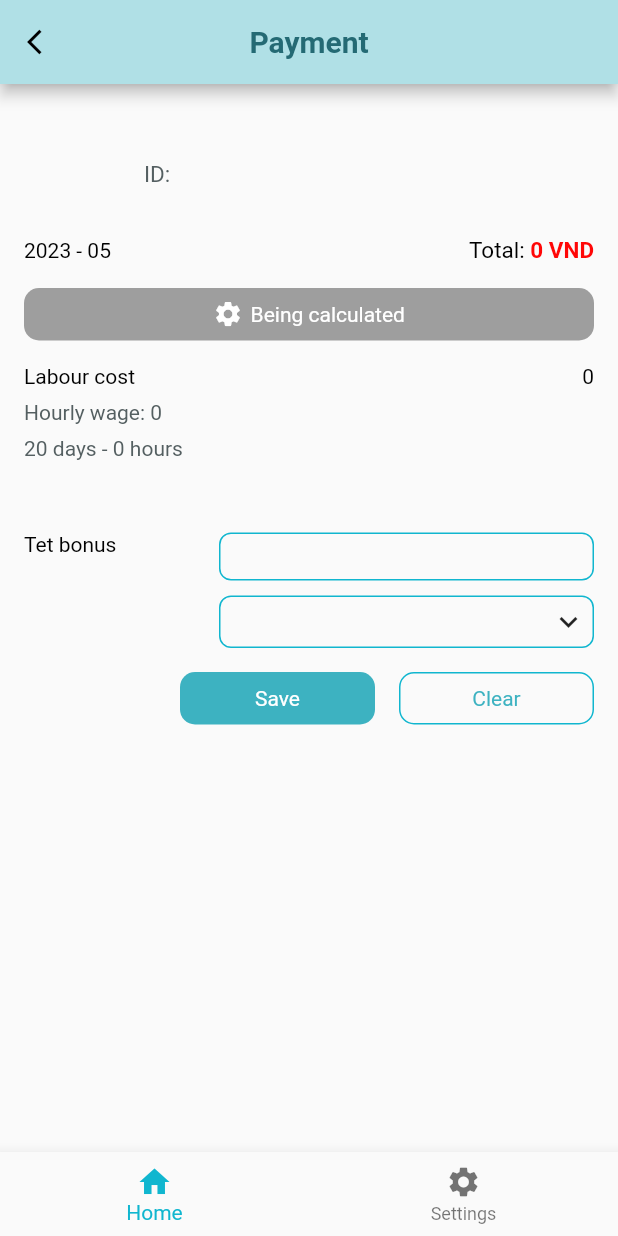
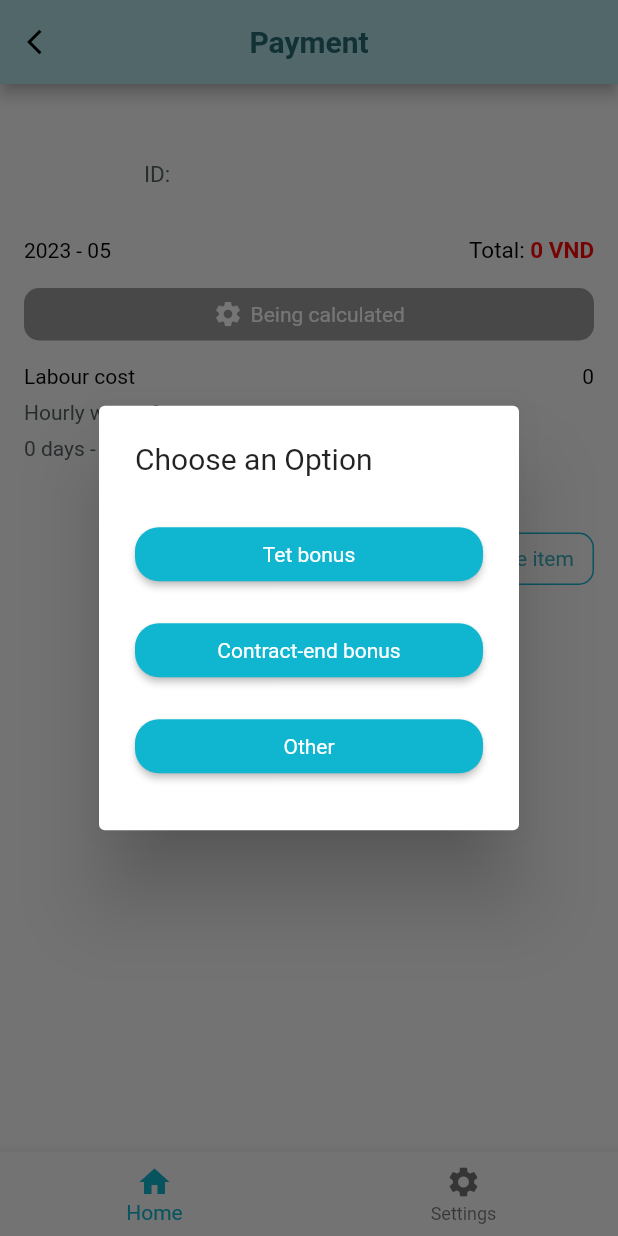
Before and after one commit to nhtrung2k2/flutter-wavy, a Flutter app: the Payment screen opened by its route, after a tap on "+ Add more item", on a phone screen of 412 x 824 dp. Run offline on Flutter 3.47's test engine with Material 2 defaults, Android fonts, the light colour scheme and no system bars; our stand-ins replace bloc, dio, equatable, flutter_bloc, flutter_slidable, flutter_svg and 6 more; accounts and stored records are empty; network calls fail; key blocks and very long unbroken strings in the code were emptied for the run.

Commit message:
fix add more item + cancel contract

```diff
--- a/lib/bloc/cost_list_bloc.dart
+++ b/lib/bloc/cost_list_bloc.dart
@@ -21,7 +21,8 @@ class CostListBloc extends Bloc<CostListEvent, CostListState> {
     on<UploadImagesEvent>(_onUploadImages);
     on<RemoveImageEvent>(_onRemoveImage);
     on<UpdateCostListEvent>(_onUpdateCostList);
-    on<AddItemEvent>(_onAddNewItem);
+    on<AddNewItemEvent>(_onAddNewItem);
+    on<ChangePriceItemEvent>(_onChangePrice);
     on<RemoveItemEvent>(_onRemoveItem);
   }
 
@@ -150,18 +151,44 @@ class CostListBloc extends Bloc<CostListEvent, CostListState> {
   }
 
   Future<void> _onAddNewItem(
-      AddItemEvent event,
+      AddNewItemEvent event,
       Emitter<CostListState> emit,
       ) async {
 
     List<Item> items = [];
     items.addAll(state.cost?.items ?? []);
-    items.add(Item(itemId: event.itemId, itemName: itemCost.singleWhere((element) => element['id']==event.itemId)['name'], itemAmount: event.price, option: event.optionId));
+    items.add(Item(itemId: event.itemId, itemName: itemCost.singleWhere((element) => element['id']==event.itemId)['name'], itemAmount: 0));
 
     emit(state.copyWith(
       cost: state.cost!.copyWith(
         items: items
-      )
+      ),
+      costListStatus: CostListStatus.updatedItem
+    ));
+
+  }
+
+  Future<void> _onChangePrice(
+      ChangePriceItemEvent event,
+      Emitter<CostListState> emit,
+      ) async {
+
+    List<Item> items = [];
+    List<Item> oldItems = state.cost?.items ?? [];
+    for(int i = 0; i < oldItems.length; i++){
+      if(event.index == i){
+        items.add(oldItems[i].copyWith(itemAmount: event.price));
+      }
+      else {
+        items.add(oldItems[i]);
+      }
+    }
+
+    emit(state.copyWith(
+        cost: state.cost!.copyWith(
+            items: items
+        ),
+        costListStatus: CostListStatus.priceChanging
     ));
 
   }
@@ -178,7 +205,8 @@ class CostListBloc extends Bloc<CostListEvent, CostListState> {
     emit(state.copyWith(
         cost: state.cost!.copyWith(
             items: items
-        )
+        ),
+        costListStatus: CostListStatus.updatedItem
     ));
 
   }
--- a/lib/bloc/payment_bloc.dart
+++ b/lib/bloc/payment_bloc.dart
@@ -19,7 +19,8 @@ class PaymentBloc extends Bloc<PaymentEvent, PaymentState> {
     on<LoadPaymentDataEvent>(_onLoadData);
     on<ChangeMonthEvent>(_onChangeMonth);
     on<IncludeInPaymentEvent>(_onIncludeItemInPayment);
-    on<AddItemEvent>(_onAddNewItem);
+    on<AddNewItemEvent>(_onAddNewItem);
+    on<ChangePriceEvent>(_onChangePrice);
     on<RemoveItemEvent>(_onRemoveItem);
     on<PayEvent>(_onPay);
   }
@@ -137,18 +138,44 @@ class PaymentBloc extends Bloc<PaymentEvent, PaymentState> {
   }
 
   Future<void> _onAddNewItem(
-      AddItemEvent event,
+      AddNewItemEvent event,
       Emitter<PaymentState> emit,
       ) async {
 
     List<Item> items = [];
     items.addAll(state.payment?.items ?? []);
-    items.add(Item(itemId: event.itemId, itemName: itemCost.singleWhere((element) => element['id']==event.itemId)['name'], itemAmount: event.price, option: event.optionId));
+    items.add(Item(itemId: event.itemId, itemName: itemCost.singleWhere((element) => element['id']==event.itemId)['name'], itemAmount: 0));
 
     emit(state.copyWith(
         payment: state.payment!.copyWith(
             items: items
-        )
+        ),
+        paymentStateStatus: PaymentStateStatus.updatedItem
+    ));
+
+  }
+
+  Future<void> _onChangePrice(
+      ChangePriceEvent event,
+      Emitter<PaymentState> emit,
+      ) async {
+
+    List<Item> items = [];
+    List<Item> oldItems = state.payment?.items ?? [];
+    for(int i = 0; i < oldItems.length; i++){
+      if(event.index == i){
+        items.add(oldItems[i].copyWith(itemAmount: event.price));
+      }
+      else {
+        items.add(oldItems[i]);
+      }
+    }
+
+    emit(state.copyWith(
+        payment: state.payment!.copyWith(
+            items: items
+        ),
+        paymentStateStatus: PaymentStateStatus.priceChanging
     ));
 
   }
@@ -165,7 +192,8 @@ class PaymentBloc extends Bloc<PaymentEvent, PaymentState> {
     emit(state.copyWith(
         payment: state.payment!.copyWith(
             items: items
-        )
+        ),
+        paymentStateStatus: PaymentStateStatus.updatedItem
     ));
 
   }
--- a/lib/event/cost_list_event.dart
+++ b/lib/event/cost_list_event.dart
@@ -22,11 +22,15 @@ class UpdateCostListEvent extends CostListEvent {
   UpdateCostListEvent({required this.amountId});
 }
 
-class AddItemEvent extends CostListEvent {
+class AddNewItemEvent extends CostListEvent {
   final int itemId;
+  AddNewItemEvent({required this.itemId});
+}
+
+class ChangePriceItemEvent extends CostListEvent {
   final int price;
-  final int optionId;
-  AddItemEvent({required this.itemId, required this.price, required this.optionId});
+  final int index;
+  ChangePriceItemEvent({required this.index, required this.price});
 }
 
 class RemoveItemEvent extends CostListEvent {
--- a/lib/event/payment_event.dart
+++ b/lib/event/payment_event.dart
@@ -18,11 +18,15 @@ class IncludeInPaymentEvent extends PaymentEvent {
   IncludeInPaymentEvent({required this.index, required this.value});
 }
 
-class AddItemEvent extends PaymentEvent {
+class AddNewItemEvent extends PaymentEvent {
   final int itemId;
+  AddNewItemEvent({required this.itemId});
+}
+
+class ChangePriceEvent extends PaymentEvent {
+  final int index;
   final int price;
-  final int optionId;
-  AddItemEvent({required this.itemId, required this.price, required this.optionId});
+  ChangePriceEvent({required this.index, required this.price});
 }
 
 class RemoveItemEvent extends PaymentEvent {
--- a/lib/model/payment.dart
+++ b/lib/model/payment.dart
@@ -12,6 +12,8 @@ abstract class Payment with _$Payment {
       required int paymentId,
       @JsonKey(name: 'payment_month')
       required String paymentMonth,
+      @JsonKey(name: 'total_days')
+      required int totalDays,
       @JsonKey(name: 'labour_cost')
       required int labourCost,
       @JsonKey(name: 'hour_working')
--- a/lib/state/cost_list_state.dart
+++ b/lib/state/cost_list_state.dart
@@ -14,7 +14,9 @@ enum CostListStatus {
   failedUpdated,
   uploadedImage,
   failedUploadImageMore3,
-  removedImage
+  removedImage,
+  updatedItem,
+  priceChanging
 }
 
 class CostListState {
--- a/lib/state/payment_state.dart
+++ b/lib/state/payment_state.dart
@@ -10,7 +10,9 @@ enum PaymentStateStatus {
   emptyPayment,
   paying,
   paid,
-  payFailed
+  payFailed,
+  priceChanging,
+  updatedItem
 }
 
 enum CanPayStatus{
--- a/lib/view/components/add_more_items_components/add_more_items_component.dart
+++ b/lib/view/components/add_more_items_components/add_more_items_component.dart
@@ -1,21 +1,20 @@
 import 'package:flutter/material.dart';
-import 'package:flutter/widgets.dart';
-import 'package:wavy/model/item.dart';
+import 'package:go_router/go_router.dart';
 import 'package:wavy/utils/colors/custom_colors.dart';
+import 'package:wavy/view/components/custom_elevated_button.dart';
 import 'package:wavy/view/components/custom_ouline_button.dart';
-import 'package:wavy/view/components/custom_input_field.dart';
 
 class AddMoreItemsComponents extends StatefulWidget{
 
   final bool isFilledColor;
-  final Function(int, int, int) onAddedNewItem;
   final List itemList;
   final bool enable;
+  final Function(dynamic) onPicked;
 
   const AddMoreItemsComponents({
     this.isFilledColor = false,
-    required this.onAddedNewItem,
     required this.itemList,
+    required this.onPicked,
     this.enable = true,
     Key? key
   }) : super(key: key);
@@ -26,18 +25,6 @@ class AddMoreItemsComponents extends StatefulWidget{
 
 class _AddMoreItemsComponentsState extends State<AddMoreItemsComponents> {
 
-  final TextEditingController priceTextEdittingController = TextEditingController();
-  bool _isAdding = false;
-  late InputDropdownItem _selectedItem;
-  final InputDropdownItem _selectedOptionItem = InputDropdownItem(id: itemOption.first['id'], content: itemOption.first['name']);
-
-
-  @override
-  void initState() {
-    super.initState();
-    _selectedItem = InputDropdownItem(id: widget.itemList.first['id'], content: widget.itemList.first['name']);
-  }
-
   @override
   Widget build(BuildContext context) {
     return SizedBox(
@@ -45,112 +32,7 @@ class _AddMoreItemsComponentsState extends State<AddMoreItemsComponents> {
       child: Column(
         crossAxisAlignment: CrossAxisAlignment.end,
         children: [
-          Visibility(
-            visible: _isAdding,
-            child: Column(
-              children: [
-                Row(
-                  crossAxisAlignment: CrossAxisAlignment.start,
-                  children: [
-                    SizedBox(
-                      width: 120,
-                      child: CustomInputField(
-                        inputType: InputType.dropdown,
-                        dropdownItemList: widget.itemList.map((e) => InputDropdownItem(
-                            id: e['id'],
-                            content: e['name']
-                        )).toList(),
-                        onChanged: (item){
-                          setState((){
-                            _selectedItem = item;
-                          });
-                        },
-                        child: Text(
-                          _selectedItem.content,
-                          style: const TextStyle(
-                            color: Colors.black,
-                            fontSize: 14,
-                            fontFamily: "Roboto",
-                          ),
-                        ),
-                      ),
-                    ),
-                    const SizedBox(width: 10.0,),
-                    Expanded(
-                      child: Column(
-                        children: [
-                          CustomInputField(
-                            controller: priceTextEdittingController,
-                            inputType: InputType.currency,
-                          ),
-                          const SizedBox(height: 10.0,),
-                          CustomInputField(
-                            inputType: InputType.dropdown,
-                            dropdownItemList: itemOption.map((e) => InputDropdownItem(
-                                id: e['id'],
-                                content: e['name']
-                            )).toList(),
-                            onChanged: (item){
-
-                            },
-                          ),
-                        ],
-                      )
-                    )
-                  ],
-                ),
-                const SizedBox(height: 16.0,),
-              ],
-            ),
-          ),
-          _isAdding
-          ? Row(
-            mainAxisAlignment: MainAxisAlignment.end,
-            children: [
-              SizedBox(
-                height: 35,
-                width: 130,
-                child: CustomOutLineButton(
-                    title: 'Save',
-                    vertical: 0,
-                    horizontal: 0,
-                    textColor: Colors.white,
-                    backgroundColor: CustomColors.bluetext,
-                    borderSideColor:  Colors.transparent,
-                    borderRadius: 10.0,
-                    widthRadius: 1,
-                    onPressed: (){
-                      widget.onAddedNewItem(_selectedItem.id, int.parse(priceTextEdittingController.text.replaceAll(',', '')), _selectedOptionItem.id);
-                      setState((){
-                        _isAdding = false;
-                        priceTextEdittingController.clear();
-                      });
-                    }
-                ),
-              ),
-              const SizedBox(width: 16.0,),
-              SizedBox(
-                height: 35,
-                width: 130,
-                child: CustomOutLineButton(
-                    title: 'Clear',
-                    vertical: 0,
-                    horizontal: 0,
-                    textColor: widget.isFilledColor ? Colors.white : CustomColors.bluetext,
-                    backgroundColor: widget.isFilledColor ? CustomColors.bluetext : Colors.transparent,
-                    borderSideColor:  widget.isFilledColor ? Colors.transparent : CustomColors.blueBorder,
-                    borderRadius: 10.0,
-                    widthRadius: 1,
-                    onPressed: (){
-                      setState((){
-                        _isAdding = false;
-                      });
-                    }
-                ),
-              )
-            ],
-          )
-          : SizedBox(
+          SizedBox(
             height: 35,
             width: 130,
             child: CustomOutLineButton(
@@ -164,15 +46,50 @@ class _AddMoreItemsComponentsState extends State<AddMoreItemsComponents> {
                 widthRadius: 1,
                 onPressed: (){
                   if(widget.enable){
-                    setState((){
-                      _isAdding = true;
-                    });
+                    _pickTypeItem(
+                        context,
+                        widget.itemList,
+                        (item){
+                          widget.onPicked(item);
+                        }
+                    );
                   }
                 }
             ),
-          ),
+          )
         ],
       ),
     );
   }
+
+  void _pickTypeItem(BuildContext context, List list, Function(dynamic) onPicked) {
+    showDialog(
+      context: context,
+      builder: (BuildContext dialogcontext) {
+        return AlertDialog(
+          title: const Text('Choose an Option'),
+          content: SingleChildScrollView(
+            child: ListBody(
+                children: list
+                    .map((item) => Padding(
+                  padding: const EdgeInsets.symmetric(vertical: 8),
+                  child: CustomElevatedButton(
+                      title: item['name'],
+                      vertical: 8,
+                      horizontal: 16,
+                      textColor: Colors.white,
+                      backgroundColor: CustomColors.blueBorder,
+                      borderRadius: 16,
+                      onPressed: () {
+                        onPicked(item);
+                        GoRouter.of(dialogcontext).pop();
+                      }),
+                ))
+                    .toList()),
+          ),
+        );
+      },
+    );
+  }
+
 }
--- a/lib/view/pages/payment.dart
+++ b/lib/view/pages/payment.dart
@@ -9,6 +9,7 @@ import 'package:wavy/state/payment_state.dart';
 import 'package:wavy/utils/colors/custom_colors.dart';
 import 'package:wavy/view/components/add_more_items_components/add_more_items_component.dart';
 import 'package:wavy/view/components/custom_app_bar.dart';
+import 'package:wavy/view/components/custom_input_field.dart';
 import 'package:wavy/view/components/personal_information/user_info.dart';
 import 'package:wavy/view/components/custom_radius_checkbox.dart';
 
@@ -30,17 +31,23 @@ class Payment extends StatefulWidget {
 class _PaymentState extends State<Payment> {
 
   late PaymentBloc paymentBloc;
+  final List<TextEditingController> controllers = [];
 
   @override
   void initState() {
     super.initState();
     paymentBloc = context.read<PaymentBloc>();
     paymentBloc.add(LoadPaymentDataEvent(babysisterId: widget.babysisterId, shiftId: widget.shiftId));
-    // WidgetsBinding.instance.addPostFrameCallback((_) {
-    //   costListBloc.stream.listen((state) {
-    //
-    //   });
-    // });
+    WidgetsBinding.instance.addPostFrameCallback((_) {
+      paymentBloc.stream.listen((state) {
+        if(state.paymentStateStatus == PaymentStateStatus.success || state.paymentStateStatus == PaymentStateStatus.updatedItem){
+          controllers.clear();
+          for(Item item in (state.payment?.items ?? [])){
+            controllers.add(TextEditingController(text: item.itemAmount == 0 ? '' : NumberFormat('###,###').format(item.itemAmount)));
+          }
+        }
+      });
+    });
   }
 
   @override
@@ -116,7 +123,9 @@ class _PaymentState extends State<Payment> {
                 const SizedBox(height: 16.0,),
                 Visibility(
                   visible: paymentState.paymentStateStatus != PaymentStateStatus.emptyPayment,
-                  child: Padding(
+                  child: Column(
+                    children: [
+                      Padding(
                         padding: const EdgeInsets.only(bottom: 32.0),
                         child: Row(
                           mainAxisAlignment: MainAxisAlignment.spaceBetween,
@@ -145,7 +154,7 @@ class _PaymentState extends State<Payment> {
                                     ),
                                     const SizedBox(height: 8.0,),
                                     Text(
-                                  '20 days - ${paymentState.payment?.hourWorking ?? 0} hours',
+                                      '${paymentState.payment?.totalDays ?? 0} days - ${paymentState.payment?.hourWorking ?? 0} hours',
                                       style: const TextStyle(
                                         color: CustomColors.gray,
                                         fontSize: 14,
@@ -165,7 +174,6 @@ class _PaymentState extends State<Payment> {
                             ),
                           ],
                         ),
-                  )
                       ),
                       Column(
                         children: (paymentState.payment?.items ?? []).map((item) => Padding(
@@ -176,11 +184,15 @@ class _PaymentState extends State<Payment> {
                       const SizedBox(
                         height: 16.0,
                       ),
+                    ],
+                  )
+                ),
                 AddMoreItemsComponents(
-                  // enable: paymentState.canPayStatus == CanPayStatus.payNow,
-                  onAddedNewItem: _addNewItem,
                   itemList: itemCost.sublist(8),
-                )
+                  onPicked: (item){
+                    paymentBloc.add(AddNewItemEvent(itemId: item['id']));
+                  },
+                ),
               ],
             ),
           ),
@@ -309,7 +321,22 @@ class _PaymentState extends State<Payment> {
           ),
         ),
         const SizedBox(width: 16.0,),
-        Text(
+        item.canRemove
+        ? SizedBox(
+          width: 130,
+          child: CustomInputField(
+            controller: controllers[index],
+            inputType: InputType.currency,
+            onChanged: (value){
+              paymentBloc.add(
+                  ChangePriceEvent(
+                      index: index,
+                      price: int.parse(value.replaceAll(',', '')))
+              );
+            },
+          ),
+        )
+        : Text(
           NumberFormat('###,###').format(item.itemAmount),
           style: const TextStyle(
             color: Colors.black,
@@ -345,8 +372,4 @@ class _PaymentState extends State<Payment> {
     );
   }
 
-  _addNewItem(int itemId, int price, int optionId){
-    paymentBloc.add(AddItemEvent(itemId: itemId, price: price, optionId: optionId));
 }
-
-}
--- a/lib/view/pages/termination_contract.dart
+++ b/lib/view/pages/termination_contract.dart
@@ -43,6 +43,9 @@ class _TerminationContractState extends State<TerminationContract> {
         if(state.terminationContractStatus == TerminationContractStatus.loadFailed){
           _showToast('Loaded Failed');
           if(mounted) context.pop();
+        }
+        else if(state.terminationContractStatus == TerminationContractStatus.terminateFailed){
+          _showToast(state.messages?['message'] ?? 'Failed');
         }
       });
     });
```
Also changed, not shown: lib/bloc/termination_contract_bloc.dart (+20 -5 lines), lib/service/termination_contract_api.dart (+5 -2 lines), lib/view/pages/cost_list.dart (+30 -8 lines), lib/model/payment.freezed.dart, lib/model/payment.g.dart. Lines whose indentation alone changed are shown as unchanged.
